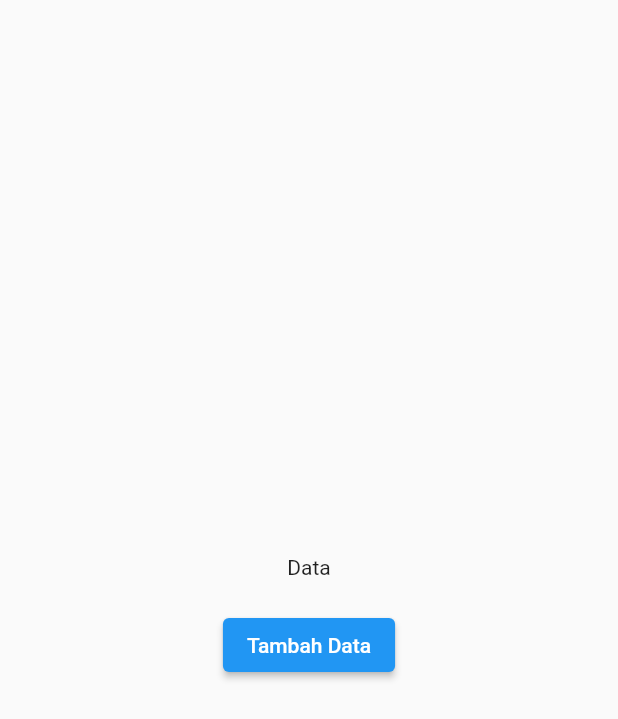
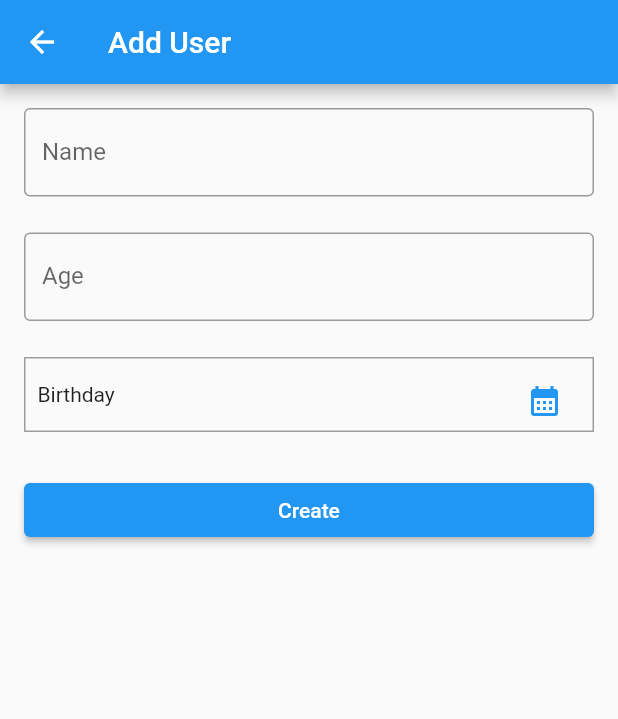
Before and after one commit to fahiem152/crud_flutter_firebase, a Flutter app: the screen it shows after launch, on a phone screen of 412 x 824 dp. Shown: the top 719 px of the screen. Run offline on Flutter 3.47's test engine with Material 2 defaults, Android fonts, the phone set to English and light mode, and no system bars; our stand-ins replace cloud_firestore, firebase_core; accounts and stored records are empty.

Commit message:
cretae-user-done

```diff
--- a/lib/main.dart
+++ b/lib/main.dart
@@ -1,3 +1,7 @@
+import 'package:cloud_firestore/cloud_firestore.dart';
+
+import 'package:crud_flutter_firebase/models/user_model.dart';
+import 'package:crud_flutter_firebase/pages/add_user_page.dart';
 import 'package:firebase_core/firebase_core.dart';
 import 'package:flutter/material.dart';
 
@@ -13,38 +17,7 @@ class MyApp extends StatelessWidget {
   @override
   Widget build(BuildContext context) {
     return const MaterialApp(
-      home: MyHomePage(),
+      home: AddUserPage(),
     );
   }
 }
-
-class MyHomePage extends StatefulWidget {
-  const MyHomePage({super.key});
-
-  @override
-  State<MyHomePage> createState() => _MyHomePageState();
-}
-
-class _MyHomePageState extends State<MyHomePage> {
-  @override
-  Widget build(BuildContext context) {
-    return Scaffold(
-      body: SizedBox(
-        width: double.infinity,
-        child: Column(
-          mainAxisAlignment: MainAxisAlignment.center,
-          children: [
-            const Text("Data"),
-            const SizedBox(
-              height: 20,
-            ),
-            ElevatedButton(
-              onPressed: () {},
-              child: const Text("Tambah Data"),
-            )
-          ],
-        ),
-      ),
-    );
-  }
-}
--- /dev/null
+++ b/lib/models/user_model.dart
@@ -0,0 +1,20 @@
+class User {
+  String id;
+  final String name;
+  final int age;
+  final DateTime birthday;
+
+  User({
+    this.id = '',
+    required this.name,
+    required this.age,
+    required this.birthday,
+  });
+
+  Map<String, dynamic> toJson() => {
+        'id': id,
+        'name': name,
+        'age': age,
+        'birthday': birthday,
+      };
+}
--- /dev/null
+++ b/lib/pages/add_user_page.dart
@@ -0,0 +1,112 @@
+import 'package:crud_flutter_firebase/models/user_model.dart';
+import 'package:crud_flutter_firebase/services/create_user_service.dart';
+import 'package:flutter/material.dart';
+import 'package:intl/intl.dart';
+
+class AddUserPage extends StatefulWidget {
+  const AddUserPage({super.key});
+
+  @override
+  State<AddUserPage> createState() => _AddUserPageState();
+}
+
+class _AddUserPageState extends State<AddUserPage> {
+  TextEditingController dateController = TextEditingController();
+  TextEditingController nameController = TextEditingController();
+  TextEditingController ageController = TextEditingController();
+  @override
+  Widget build(BuildContext context) {
+    InputDecoration decoration(String label) => InputDecoration(
+          labelText: label,
+          border: OutlineInputBorder(),
+        );
+    return Scaffold(
+      appBar: AppBar(
+        leading: GestureDetector(
+          child: Icon(Icons.arrow_back),
+          // onTap: Navigator.pop(context),
+        ),
+        title: Text(
+          'Add User',
+        ),
+      ),
+      body: ListView(
+        padding: EdgeInsets.all(16),
+        children: [
+          TextField(
+            controller: nameController,
+            decoration: decoration('Name'),
+          ),
+          SizedBox(
+            height: 24,
+          ),
+          TextField(
+            controller: ageController,
+            decoration: decoration('Age'),
+          ),
+          SizedBox(
+            height: 24,
+          ),
+          Container(
+            padding: EdgeInsets.all(8),
+            height: 50,
+            width: double.infinity,
+            decoration: BoxDecoration(
+              border: Border.all(
+                color: Colors.grey,
+              ),
+            ),
+            child: Row(
+              mainAxisAlignment: MainAxisAlignment.spaceBetween,
+              children: [
+                Text(
+                  dateController.text == '' ? 'Birthday' : dateController.text,
+                ),
+                IconButton(
+                  icon: Icon(
+                    Icons.calendar_month,
+                    color: Colors.blue,
+                  ),
+                  onPressed: () async {
+                    DateTime? pickedDate = await showDatePicker(
+                      context: context,
+                      initialDate: DateTime.now(),
+                      firstDate: DateTime(1900),
+                      lastDate: DateTime(2101),
+                    );
+                    if (pickedDate != null) {
+                      String formatDate =
+                          DateFormat('yyyy-MM-dd').format(pickedDate);
+                      print(formatDate);
+                      setState(() {
+                        dateController.text = formatDate;
+                      });
+                    } else {
+                      print('Date is not selected');
+                    }
+                  },
+                )
+              ],
+            ),
+          ),
+          SizedBox(
+            height: 28,
+          ),
+          ElevatedButton(
+            onPressed: () {
+              final user = User(
+                name: nameController.text,
+                age: int.parse(ageController.text),
+                birthday: DateTime.parse(dateController.text),
+              );
+              createUSer(user);
+            },
+            child: Text(
+              'Create',
+            ),
+          )
+        ],
+      ),
+    );
+  }
+}
--- /dev/null
+++ b/lib/services/create_user_service.dart
@@ -0,0 +1,20 @@
+import 'package:cloud_firestore/cloud_firestore.dart';
+import 'package:crud_flutter_firebase/models/user_model.dart';
+
+Future createUSer(User user) async {
+  // Referance to Document
+  final docUser = FirebaseFirestore.instance.collection('users').doc();
+  user.id = docUser.id;
+
+  /// static data
+  // final user = User(
+  //   id: docUser.id,
+  //   name: name,
+  //   age: 21,
+  //   birthday: DateTime(2000, 8, 30),
+  // );
+
+  final json = user.toJson();
+  // create document and write data to firebase
+  await docUser.set(json);
+}
--- a/pubspec.yaml
+++ b/pubspec.yaml
@@ -38,6 +38,7 @@ dependencies:
   cupertino_icons: ^1.0.2
   cloud_firestore: ^4.3.1
   firebase_core: ^2.4.1
+  intl: ^0.18.0
 
 dev_dependencies:
   flutter_test:
```
Also changed, not shown: lib/pages/users_page.dart (added), pubspec.lock.
